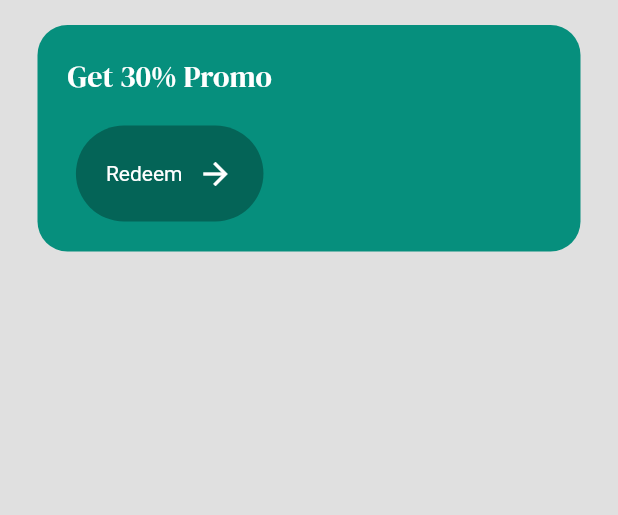
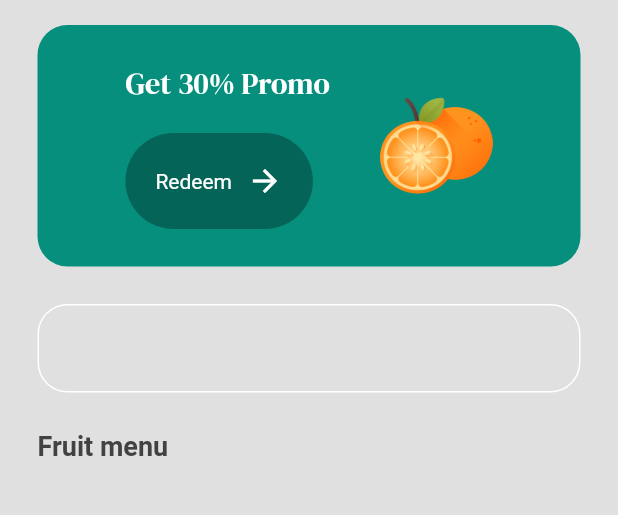
Before and after one commit to Semiteagain/groceries, a Flutter app: the screen it shows after launch, after a tap on "Get Started", on a phone screen of 412 x 824 dp, the part 59-574 px from its top. Run offline on Flutter 3.47's test engine with Material 2 defaults, Android fonts, the phone set to English and light mode, and no system bars; our stand-ins replace google_fonts.

Commit message:
addind TextArea

```diff
--- a/lib/constants/intro_page_constant.dart
+++ b/lib/constants/intro_page_constant.dart
@@ -8,4 +8,5 @@ class IntroConstants {
   static const String introSubtitle =
       "Buy food or groceries online easly only with mobile phone";
   static const String introImage = 'lib/images/vegetable.png';
+  static const String promoImage = 'lib/images/orange.png';
 }
--- /dev/null
+++ b/lib/models/fruits.dart
@@ -0,0 +1,8 @@
+class fruit {
+  String name;
+  String price;
+  String imagePath;
+  String rating;
+
+  fruit({required this.name, required this.price, required this.imagePath, required this.rating})
+}
--- a/lib/pages/intro_page.dart
+++ b/lib/pages/intro_page.dart
@@ -17,7 +17,7 @@ class IntroPage extends StatelessWidget {
           mainAxisAlignment: MainAxisAlignment.spaceEvenly,
           children: [
             const SizedBox(
-              height: 25,
+              height: 20,
             ),
 
             Text(
@@ -29,7 +29,7 @@ class IntroPage extends StatelessWidget {
             ),
 
             const SizedBox(
-              height: 25,
+              height: 20,
             ),
 
             Padding(
@@ -65,7 +65,7 @@ class IntroPage extends StatelessWidget {
             ),
 
             const SizedBox(
-              height: 25,
+              height: 20,
             ),
 
             MyButton(
--- a/lib/pages/menu_page.dart
+++ b/lib/pages/menu_page.dart
@@ -31,15 +31,18 @@ class _MenuPageState extends State<MenuPage> {
         ),
       ),
       body: Column(
+        crossAxisAlignment: CrossAxisAlignment.start,
         children: [
           Container(
             decoration: BoxDecoration(
                 color: primaryColor, borderRadius: BorderRadius.circular(20)),
             margin: const EdgeInsets.symmetric(horizontal: 25),
-            padding: const EdgeInsets.all(20),
+            padding: const EdgeInsets.all(25),
             child: Row(
+              mainAxisAlignment: MainAxisAlignment.spaceEvenly,
               children: [
                 Column(
+                  crossAxisAlignment: CrossAxisAlignment.start,
                   children: [
                     Text(
                       "Get 30% Promo",
@@ -56,10 +59,46 @@ class _MenuPageState extends State<MenuPage> {
                       onTap: () {},
                     ),
                   ],
-                )
+                ),
+                Image.asset(
+                  IntroConstants.promoImage,
+                  height: 75,
+                ),
               ],
             ),
-          )
+          ),
+          const SizedBox(
+            height: 25,
+          ),
+          Padding(
+            padding: const EdgeInsets.symmetric(horizontal: 25),
+            child: TextField(
+              decoration: InputDecoration(
+                  border: OutlineInputBorder(
+                    borderSide: BorderSide(color: Colors.white),
+                    borderRadius: BorderRadius.circular(20),
+                  ),
+                  enabledBorder: OutlineInputBorder(
+                      borderSide: BorderSide(color: Colors.white),
+                      borderRadius: BorderRadius.circular(20))),
+            ),
+          ),
+          const SizedBox(
+            height: 25,
+          ),
+          Padding(
+            padding: const EdgeInsets.symmetric(horizontal: 25),
+            child: Text(
+              'Fruit menu',
+              style: TextStyle(
+                  fontWeight: FontWeight.bold,
+                  fontSize: 18,
+                  color: Colors.grey[800]),
+            ),
+          ),
+          const SizedBox(
+            height: 10,
+          ),
         ],
       ),
     );
```
